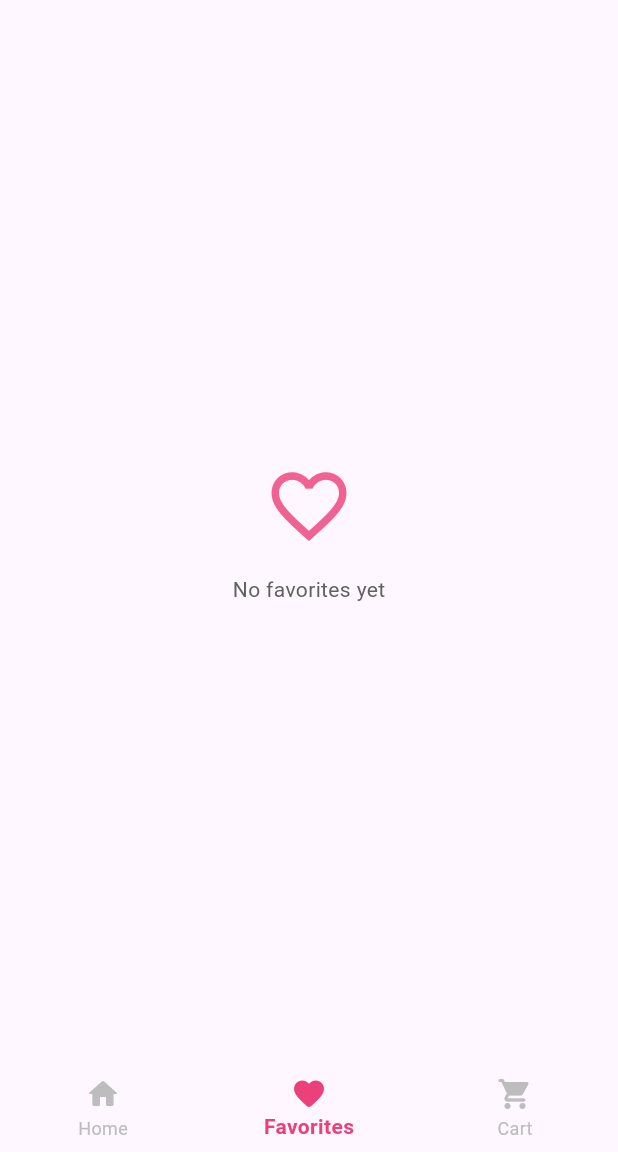
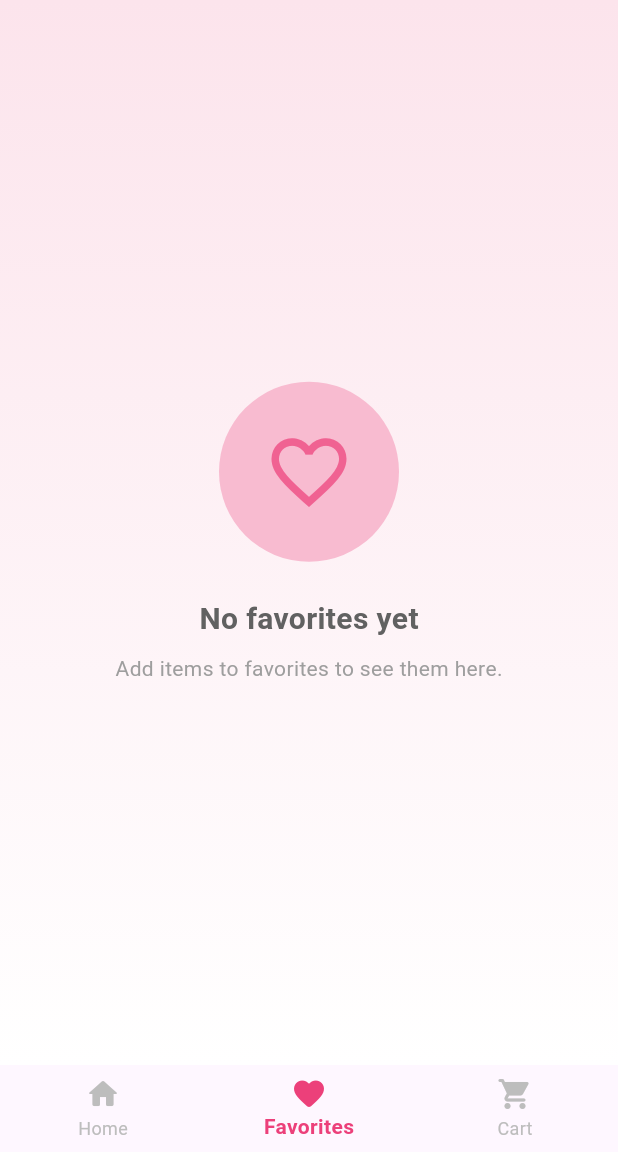
Before and after one commit to envertunasonmez/E-Commerce-App, a Flutter app: the screen it shows once a user with an empty profile is signed in, item 2 of the bottom bar chosen, on a phone screen of 412 x 824 dp, the part 84-1236 px from its top. Run offline on Flutter 3.47's test engine with Material 3 defaults, Android fonts, the phone set to English and light mode, and no system bars; our stand-ins replace cached_network_image, firebase_auth, firebase_core, flutter_bloc, lottie; accounts and stored records are empty; generated files the repository leaves out were written again; network calls fail.

Commit message:
update - favorite ui

```diff
--- a/lib/view/favorites_view.dart
+++ b/lib/view/favorites_view.dart
@@ -13,14 +13,47 @@ class FavoritesView extends StatelessWidget {
     return BlocBuilder<FavoritesCubit, List<Product>>(
       builder: (context, favorites) {
         if (favorites.isEmpty) {
-          return Center(
-            child: Column(
-              mainAxisAlignment: MainAxisAlignment.center,
-              children: [
-                Icon(Icons.favorite_border, size: 60, color: Colors.pink.shade300),
-                const SizedBox(height: 16),
-                Text("No favorites yet", style: TextStyle(color: Colors.grey.shade700)),
-              ],
+          return Container(
+            decoration: BoxDecoration(
+              gradient: LinearGradient(
+                begin: Alignment.topCenter,
+                end: Alignment.bottomCenter,
+                colors: [Colors.pink.shade50, Colors.white],
+              ),
+            ),
+            child: Center(
+              child: Column(
+                mainAxisAlignment: MainAxisAlignment.center,
+                children: [
+                  Container(
+                    width: 120,
+                    height: 120,
+                    decoration: BoxDecoration(
+                      color: Colors.pink.shade100,
+                      shape: BoxShape.circle,
+                    ),
+                    child: Icon(
+                      Icons.favorite_border,
+                      size: 60,
+                      color: Colors.pink.shade300,
+                    ),
+                  ),
+                  const SizedBox(height: 24),
+                  Text(
+                    "No favorites yet",
+                    style: TextStyle(
+                      fontSize: 20,
+                      fontWeight: FontWeight.bold,
+                      color: Colors.grey.shade700,
+                    ),
+                  ),
+                  const SizedBox(height: 8),
+                  Text(
+                    "Add items to favorites to see them here.",
+                    style: TextStyle(fontSize: 14, color: Colors.grey.shade500),
+                  ),
+                ],
+              ),
             ),
           );
         }
@@ -49,7 +82,9 @@ class FavoritesView extends StatelessWidget {
                     child: CustomCachedImage(
                       imageUrl: product.image,
                       fit: BoxFit.cover,
-                      borderRadius: const BorderRadius.vertical(top: Radius.circular(16)),
+                      borderRadius: const BorderRadius.vertical(
+                        top: Radius.circular(16),
+                      ),
                     ),
                   ),
                   Padding(
```
